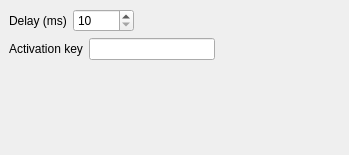
This is clicker/mainwindow.ui in GamePlayer103/AutoClicker as Qt 5 draws it before an edit. The edited form follows.
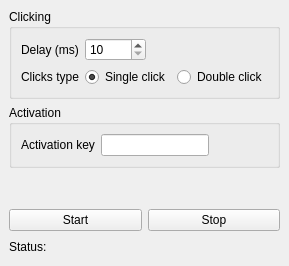
This is the edited form.

Commit message: Added single and double click

What changed in the file:
```diff
--- a/clicker/mainwindow.ui
+++ b/clicker/mainwindow.ui
@@ -6,14 +6,20 @@
    <rect>
     <x>0</x>
     <y>0</y>
-    <width>349</width>
-    <height>155</height>
+    <width>264</width>
+    <height>266</height>
    </rect>
   </property>
   <property name="windowTitle">
    <string>AutoClicker</string>
   </property>
   <widget class="QWidget" name="centralwidget">
+   <layout class="QVBoxLayout" name="verticalLayout_3">
+    <item>
+     <widget class="QGroupBox" name="groupBox">
+      <property name="title">
+       <string>Clicking </string>
+      </property>
    <layout class="QVBoxLayout" name="verticalLayout">
     <item>
      <layout class="QHBoxLayout" name="horizontalLayout">
@@ -50,6 +56,43 @@
      </layout>
     </item>
     <item>
+        <layout class="QHBoxLayout" name="horizontalLayout_5">
+         <item>
+          <widget class="QLabel" name="label_3">
+           <property name="text">
+            <string>Clicks type</string>
+           </property>
+          </widget>
+         </item>
+         <item>
+          <widget class="QRadioButton" name="singleClick">
+           <property name="text">
+            <string>Single click</string>
+           </property>
+           <property name="checked">
+            <bool>true</bool>
+           </property>
+          </widget>
+         </item>
+         <item>
+          <widget class="QRadioButton" name="doubleClick">
+           <property name="text">
+            <string>Double click</string>
+           </property>
+          </widget>
+         </item>
+        </layout>
+       </item>
+      </layout>
+     </widget>
+    </item>
+    <item>
+     <widget class="QGroupBox" name="groupBox_2">
+      <property name="title">
+       <string>Activation</string>
+      </property>
+      <layout class="QVBoxLayout" name="verticalLayout_2">
+       <item>
      <layout class="QHBoxLayout" name="horizontalLayout_2">
       <item>
        <widget class="QLabel" name="label_2">
@@ -80,6 +123,9 @@
       </item>
      </layout>
     </item>
+      </layout>
+     </widget>
+    </item>
     <item>
      <spacer name="verticalSpacer">
       <property name="orientation">
@@ -93,6 +139,55 @@
       </property>
      </spacer>
     </item>
+    <item>
+     <layout class="QHBoxLayout" name="horizontalLayout_3">
+      <item>
+       <widget class="QPushButton" name="pushButton">
+        <property name="text">
+         <string>Start</string>
+        </property>
+       </widget>
+      </item>
+      <item>
+       <widget class="QPushButton" name="pushButton_2">
+        <property name="text">
+         <string>Stop</string>
+        </property>
+       </widget>
+      </item>
+     </layout>
+    </item>
+    <item>
+     <layout class="QHBoxLayout" name="horizontalLayout_4">
+      <item>
+       <widget class="QLabel" name="label_4">
+        <property name="text">
+         <string>Status: </string>
+        </property>
+       </widget>
+      </item>
+      <item>
+       <widget class="QLabel" name="status">
+        <property name="text">
+         <string/>
+        </property>
+       </widget>
+      </item>
+      <item>
+       <spacer name="horizontalSpacer_3">
+        <property name="orientation">
+         <enum>Qt::Horizontal</enum>
+        </property>
+        <property name="sizeHint" stdset="0">
+         <size>
+          <width>40</width>
+          <height>20</height>
+         </size>
+        </property>
+       </spacer>
+      </item>
+     </layout>
+    </item>
    </layout>
   </widget>
  </widget>
```
Lines whose indentation alone changed are shown as unchanged. The commit also changes 12 other files.
